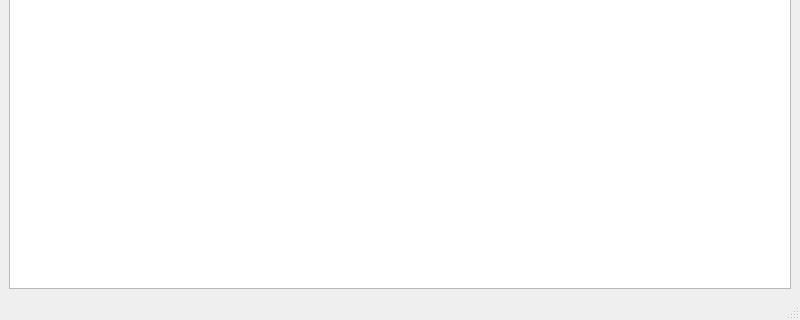
Above: src/ui/mainwin2.ui from chiiph/qfm before the change; both pictures show x 0 to 800 and y 280 to 600 of the 800 by 600 pixel window. Below: the same form after it.
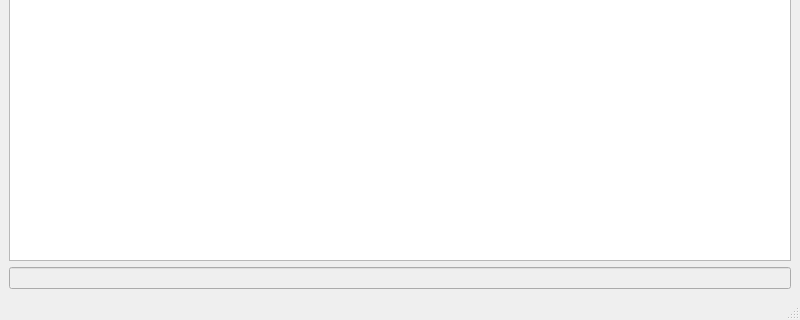
That is the form after the change.

What changed in the file:
```diff
--- a/src/ui/mainwin2.ui
+++ b/src/ui/mainwin2.ui
@@ -33,6 +33,13 @@
         </property>
        </widget>
       </item>
+      <item row="2" column="0">
+       <widget class="QLineEdit" name="search_line">
+        <property name="enabled">
+         <bool>false</bool>
+        </property>
+       </widget>
+      </item>
      </layout>
     </item>
    </layout>
```
